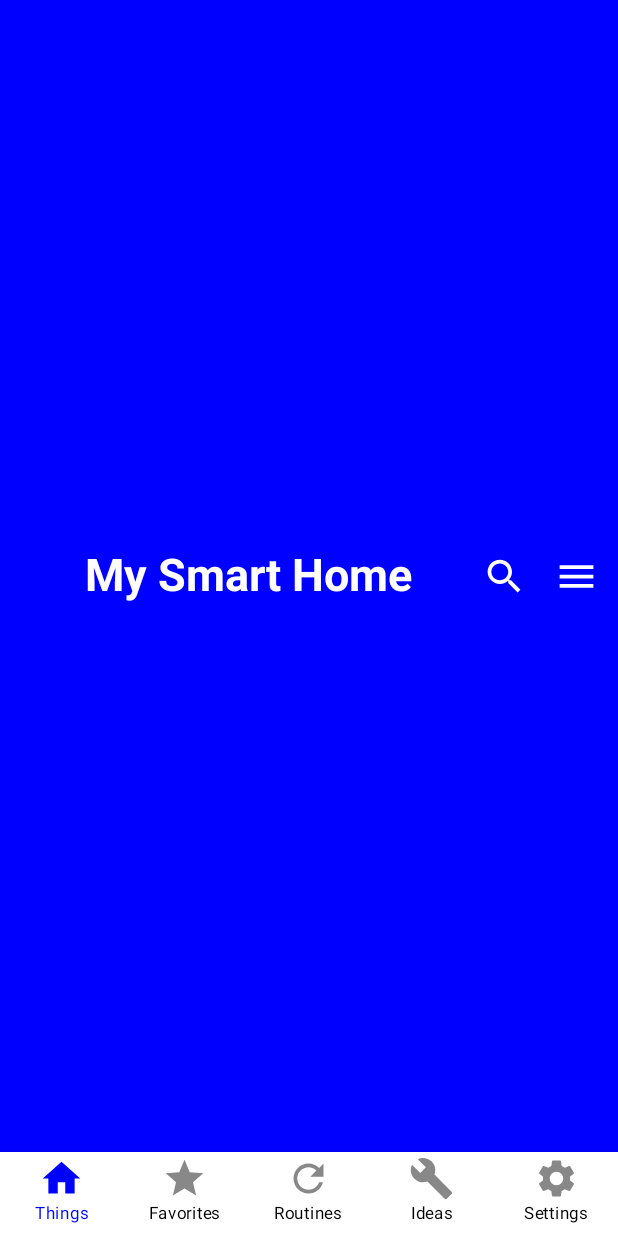
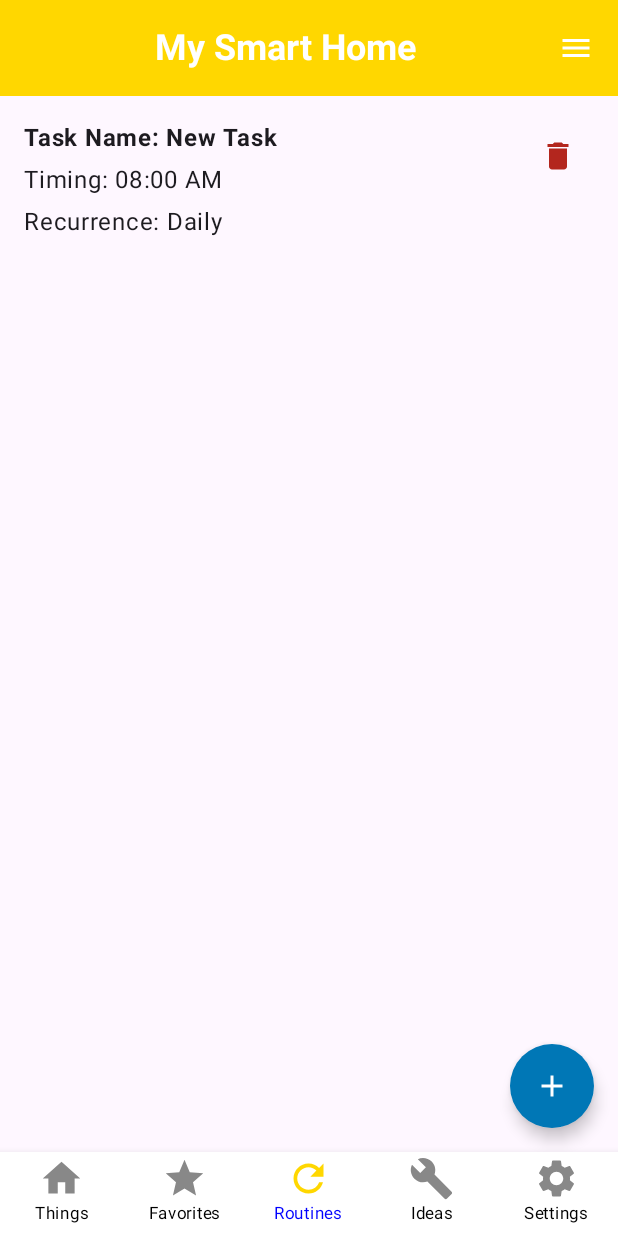
Before and after one commit to Shakiran-Nannyombi/Smart_Home, an Android app built with Jetpack Compose: the ThingsScreen screen opened through its navigation route, item 3 of the bottom bar chosen, on a phone screen of 412 x 824 dp. Run offline under Robolectric (Android 15) with nearby library versions, the phone set to English and light mode, and no system bars; our stand-ins replace Room's generated code, livedata-compose.

Commit message:
Created routines screen and added room db for action. There no compile errors but facing runtime errors

```diff
--- a/app/src/main/java/com/example/smarthome/MainActivity.kt
+++ b/app/src/main/java/com/example/smarthome/MainActivity.kt
@@ -5,14 +5,15 @@ import androidx.activity.ComponentActivity
 import androidx.activity.compose.setContent
 import androidx.compose.foundation.layout.padding
 import androidx.compose.material3.Scaffold
-import androidx.compose.runtime.Composable
 import androidx.compose.ui.Modifier
 import androidx.core.view.WindowCompat
 import androidx.navigation.compose.NavHost
 import androidx.navigation.compose.composable
 import androidx.navigation.compose.rememberNavController
+import com.example.smarthome.data.database.RoutineDatabase
 import com.example.smarthome.ui.components.BottomNavBar
 import com.example.smarthome.ui.screens.FavouritesScreen
+import com.example.smarthome.ui.screens.RoutinesScreen
 import com.example.smarthome.ui.screens.ThingsScreen
 import com.example.smarthome.ui.theme.SmartHomeTheme
 
@@ -20,21 +21,27 @@ class MainActivity : ComponentActivity() {
     override fun onCreate(savedInstanceState: Bundle?) {
         super.onCreate(savedInstanceState)
 
-        // This allows Compose to draw behind system bars (like status bar)
         WindowCompat.setDecorFitsSystemWindows(window, false)
+
+        val database = RoutineDatabase.getDatabase(applicationContext)
+        val routineDao = database.routineDao()
+
         setContent {
             SmartHomeTheme {
                 val navController = rememberNavController()
                 Scaffold(
-                    bottomBar = { BottomNavBar(navController) } // Ensure BottomNavBar is implemented
+                    bottomBar = { BottomNavBar(navController) }
                 ) { paddingValues ->
                     NavHost(
                         navController = navController,
-                        startDestination = "favourites",
+                        startDestination = "things",
                         modifier = Modifier.padding(paddingValues)
                     ) {
-                        composable("favourites") { FavouritesScreen() } // Ensure this screen exists
-                        composable("things") { ThingsScreen() } // Ensure this screen exists
+                        composable("favourites") { FavouritesScreen() }
+                        composable("things") { ThingsScreen() }
+                        composable("routines") {
+                            RoutinesScreen(routineDao = routineDao)
+                        }
                     }
                 }
             }
--- /dev/null
+++ b/app/src/main/java/com/example/smarthome/data/dao/RoutineDao.kt
@@ -0,0 +1,20 @@
+package com.example.smarthome.data.dao
+import androidx.lifecycle.LiveData
+import androidx.room.*
+import com.example.smarthome.data.entities.Routine
+import kotlinx.coroutines.flow.Flow
+
+@Dao
+interface RoutineDao {
+    @Insert(onConflict = OnConflictStrategy.REPLACE)
+    suspend fun insertRoutine(routine: Routine)
+
+    @Query("SELECT * FROM routines")
+    fun getAllRoutines(): LiveData<List<Routine>>
+
+    @Update
+    suspend fun updateRoutine(routine: Routine)
+
+    @Delete
+    suspend fun deleteRoutine(routine: Routine)
+}
--- /dev/null
+++ b/app/src/main/java/com/example/smarthome/data/database/RoutineDatabase.kt
@@ -0,0 +1,30 @@
+package com.example.smarthome.data.database
+
+import androidx.room.Database
+import androidx.room.Room
+import androidx.room.RoomDatabase
+import com.example.smarthome.data.dao.RoutineDao
+import com.example.smarthome.data.entities.Routine
+import android.content.Context
+
+@Database(entities = [Routine::class], version = 1)
+abstract class RoutineDatabase : RoomDatabase() {
+    abstract fun routineDao(): RoutineDao
+
+    companion object {
+        @Volatile
+        private var INSTANCE: RoutineDatabase? = null
+
+        fun getDatabase(context : Context) : RoutineDatabase {
+            return INSTANCE ?: synchronized (this) {
+                val instance = Room.databaseBuilder(
+                    context.applicationContext,
+                    RoutineDatabase ::class.java,
+                    "routines_database"
+                ).build()
+                INSTANCE = instance
+                instance
+            }
+        }
+    }
+}
--- /dev/null
+++ b/app/src/main/java/com/example/smarthome/data/entities/Routine.kt
@@ -0,0 +1,12 @@
+package com.example.smarthome.data.entities
+import androidx.room.Entity
+import androidx.room.PrimaryKey
+
+// Define the entity for the "routines" table
+@Entity(tableName = "routines")
+data class Routine(
+    @PrimaryKey(autoGenerate = true) val id: Int = 0,
+    val taskName: String,
+    val time: String,
+    val recurrence: String
+)
--- a/app/src/main/java/com/example/smarthome/ui/components/BottomNavBar.kt
+++ b/app/src/main/java/com/example/smarthome/ui/components/BottomNavBar.kt
@@ -44,7 +44,7 @@ fun BottomNavBar(navController: NavController) {
                     Icon(
                         imageVector = icon,
                         contentDescription = titles[index],
-                        tint = if (isSelected) Color.Blue else Color.Gray,
+                        tint = if (isSelected)  Color(0xFFFFD700) else Color.Gray,
                         modifier = Modifier.size(30.dp)
                     )
                 },
@@ -58,7 +58,7 @@ fun BottomNavBar(navController: NavController) {
                 selected = isSelected,
                 onClick = {
                     // Example: Allow only navigation for specific tabs
-                    if (item !in listOf("routines", "ideas", "settings")) {
+                    if (item !in listOf( "ideas", "settings")) {
                         navController.navigate(item) {
                             popUpTo(navController.graph.startDestinationId) { saveState = true }
                             launchSingleTop = true
--- /dev/null
+++ b/app/src/main/java/com/example/smarthome/ui/components/RoutineComponents.kt
@@ -0,0 +1,95 @@
+package com.example.smarthome.ui.components
+
+import androidx.compose.foundation.Image
+import androidx.compose.foundation.layout.*
+import androidx.compose.foundation.lazy.LazyColumn
+import androidx.compose.material.icons.Icons
+import androidx.compose.material.icons.filled.Delete
+import androidx.compose.material3.Icon
+import androidx.compose.material3.IconButton
+import androidx.compose.material3.MaterialTheme
+import androidx.compose.material3.Text
+import androidx.compose.runtime.Composable
+import androidx.compose.ui.Alignment
+import androidx.compose.ui.Modifier
+import androidx.compose.ui.graphics.ColorFilter
+import androidx.compose.ui.res.painterResource
+import androidx.compose.ui.text.font.FontWeight
+import androidx.compose.ui.text.style.TextAlign
+import androidx.compose.ui.unit.dp
+import androidx.compose.ui.unit.sp
+import com.example.smarthome.R
+import com.example.smarthome.data.entities.Routine
+import androidx.compose.foundation.lazy.items
+
+@Composable
+fun EmptyRoutinesView() {
+    Box(
+        modifier = Modifier.fillMaxSize(),
+        contentAlignment = Alignment.Center
+    ) {
+        Column(
+            horizontalAlignment = Alignment.CenterHorizontally,
+            verticalArrangement = Arrangement.Center
+        ) {
+            Image(
+                painter = painterResource(id = R.drawable.routines),
+                contentDescription = "No Routines",
+                modifier = Modifier.size(200.dp),
+                colorFilter = ColorFilter.tint(MaterialTheme.colorScheme.onSurfaceVariant)
+            )
+            Spacer(modifier = Modifier.height(16.dp))
+            Text(
+                text = "No Routines!",
+                fontSize = 20.sp,
+                color = MaterialTheme.colorScheme.onSurfaceVariant
+            )
+            Text(
+                text = "Click the '+' button below to get started.",
+                textAlign = TextAlign.Center,
+                color = MaterialTheme.colorScheme.onSurfaceVariant
+            )
+        }
+    }
+}
+
+@Composable
+fun RoutineList(
+    routines: List<Routine>,
+    onDeleteRoutine: (Routine) -> Unit,
+    modifier: Modifier = Modifier
+) {
+    LazyColumn(modifier = modifier) {
+        items(routines, key = { it.id }) { routine ->
+            RoutineItem(
+                routine = routine,
+                onDelete = { onDeleteRoutine(routine) }
+            )
+        }
+    }
+}
+
+@Composable
+fun RoutineItem(routine: Routine, onDelete: () -> Unit) {
+    Row(
+        modifier = Modifier
+            .fillMaxWidth()
+            .padding(16.dp),
+        horizontalArrangement = Arrangement.SpaceBetween
+    ) {
+        Column {
+            Text(text = "Task Name: ${routine.taskName}", fontWeight = FontWeight.Bold)
+            Spacer(modifier = Modifier.height(4.dp))
+            Text(text = "Timing: ${routine.time}")
+            Spacer(modifier = Modifier.height(4.dp))
+            Text(text = "Recurrence: ${routine.recurrence}")
+        }
+        IconButton(onClick = onDelete) {
+            Icon(
+                imageVector = Icons.Default.Delete,
+                contentDescription = "Delete Routine",
+                tint = MaterialTheme.colorScheme.error
+            )
+        }
+    }
+}
--- a/app/src/main/java/com/example/smarthome/ui/screens/FavouritesScreen.kt
+++ b/app/src/main/java/com/example/smarthome/ui/screens/FavouritesScreen.kt
@@ -1,15 +1,31 @@
 package com.example.smarthome.ui.screens
 
 import androidx.compose.foundation.Image
-import androidx.compose.foundation.layout.*
-import androidx.compose.material3.*
+import androidx.compose.foundation.layout.Arrangement
+import androidx.compose.foundation.layout.Box
+import androidx.compose.foundation.layout.Column
+import androidx.compose.foundation.layout.Spacer
+import androidx.compose.foundation.layout.WindowInsets
+import androidx.compose.foundation.layout.fillMaxSize
+import androidx.compose.foundation.layout.height
+import androidx.compose.foundation.layout.padding
+import androidx.compose.foundation.layout.size
+import androidx.compose.foundation.shape.CircleShape
 import androidx.compose.material.icons.Icons
 import androidx.compose.material.icons.filled.Add
 import androidx.compose.material.icons.filled.Edit
+import androidx.compose.material3.ExperimentalMaterial3Api
+import androidx.compose.material3.FloatingActionButton
+import androidx.compose.material3.Icon
+import androidx.compose.material3.IconButton
+import androidx.compose.material3.MaterialTheme
+import androidx.compose.material3.Scaffold
+import androidx.compose.material3.Text
+import androidx.compose.material3.TopAppBar
+import androidx.compose.material3.TopAppBarDefaults
 import androidx.compose.runtime.Composable
 import androidx.compose.ui.Alignment
 import androidx.compose.ui.Modifier
-import androidx.compose.ui.graphics.Color
 import androidx.compose.ui.graphics.ColorFilter
 import androidx.compose.ui.res.painterResource
 import androidx.compose.ui.text.font.FontWeight
@@ -17,7 +33,6 @@ import androidx.compose.ui.text.style.TextAlign
 import androidx.compose.ui.unit.dp
 import androidx.compose.ui.unit.sp
 import com.example.smarthome.R
-import com.example.smarthome.ui.theme.SmartHomeTheme
 
 @OptIn(ExperimentalMaterial3Api::class)
 @Composable
@@ -54,7 +69,9 @@ fun FavouritesScreen() {
         floatingActionButton = {
             FloatingActionButton(
                 onClick = { /* Handle add click */ },
-                containerColor = MaterialTheme.colorScheme.secondary
+                containerColor = MaterialTheme.colorScheme.tertiary,
+                shape = CircleShape, // Ensures the button is circular
+                modifier = Modifier.size(56.dp) // Standard size for FAB
             ) {
                 Icon(
                     imageVector = Icons.Default.Add,
--- /dev/null
+++ b/app/src/main/java/com/example/smarthome/ui/screens/Routines.kt
@@ -0,0 +1,115 @@
+package com.example.smarthome.ui.screens
+
+import android.util.Log
+import androidx.compose.foundation.layout.WindowInsets
+import androidx.compose.foundation.layout.fillMaxWidth
+import androidx.compose.foundation.layout.padding
+import androidx.compose.foundation.layout.size
+import androidx.compose.foundation.shape.CircleShape
+import androidx.compose.material.icons.Icons
+import androidx.compose.material.icons.filled.Add
+import androidx.compose.material.icons.filled.Menu
+import androidx.compose.material3.ExperimentalMaterial3Api
+import androidx.compose.material3.FloatingActionButton
+import androidx.compose.material3.Icon
+import androidx.compose.material3.IconButton
+import androidx.compose.material3.MaterialTheme
+import androidx.compose.material3.Scaffold
+import androidx.compose.material3.Text
+import androidx.compose.material3.TopAppBar
+import androidx.compose.material3.TopAppBarDefaults
+import androidx.compose.runtime.Composable
+import androidx.compose.runtime.getValue
+import androidx.compose.runtime.livedata.observeAsState
+import androidx.compose.runtime.rememberCoroutineScope
+import androidx.compose.ui.Modifier
+import androidx.compose.ui.text.font.FontWeight
+import androidx.compose.ui.text.style.TextAlign
+import androidx.compose.ui.unit.dp
+import androidx.compose.ui.unit.sp
+import com.example.smarthome.data.dao.RoutineDao
+import com.example.smarthome.data.entities.Routine
+import com.example.smarthome.ui.components.EmptyRoutinesView
+import com.example.smarthome.ui.components.RoutineList
+import kotlinx.coroutines.launch
+
+@OptIn(ExperimentalMaterial3Api::class)
+@Composable
+fun RoutinesScreen(
+    routineDao: RoutineDao
+) {
+    val coroutineScope = rememberCoroutineScope()
+    val routines by routineDao.getAllRoutines().observeAsState(initial = emptyList())
+
+    Scaffold(
+        topBar = {
+            TopAppBar(
+                windowInsets = WindowInsets(0.dp),
+                title = {
+                    Text(
+                        text = "My Smart Home",
+                        color = MaterialTheme.colorScheme.onPrimary,
+                        fontSize = 24.sp,
+                        fontWeight = FontWeight.Bold,
+                        modifier = Modifier.fillMaxWidth(),
+                        textAlign = TextAlign.Center
+                    )
+                },
+                actions = {
+                    IconButton(onClick = { /* Maybe add filter/sort later */ }) {
+                        Icon(
+                            imageVector = Icons.Filled.Menu,
+                            contentDescription = "Filter",
+                            tint = MaterialTheme.colorScheme.onPrimary
+                        )
+                    }
+                },
+                colors = TopAppBarDefaults.centerAlignedTopAppBarColors(
+                    containerColor = MaterialTheme.colorScheme.primary
+                )
+            )
+        },
+        floatingActionButton = {
+            FloatingActionButton(
+                onClick = {
+                    coroutineScope.launch {
+                        try {
+                            routineDao.insertRoutine(
+                                Routine(taskName = "New Task", time = "08:00 AM", recurrence = "Daily")
+                            )
+                        } catch (e: Exception) {
+                            Log.e("RoutineInsert", "Insert error: ${e.localizedMessage}")
+                        }
+                    }
+                },
+                containerColor = MaterialTheme.colorScheme.tertiary,
+                shape = CircleShape,
+                modifier = Modifier.size(56.dp)
+            ) {
+                Icon(
+                    imageVector = Icons.Default.Add,
+                    contentDescription = "Add Routine",
+                    tint = MaterialTheme.colorScheme.onSecondary
+                )
+            }
+        }
+    ) { padding ->
+        if (routines.isEmpty()) {
+            EmptyRoutinesView()
+        } else {
+            RoutineList(
+                routines = routines,
+                onDeleteRoutine = { routine ->
+                    coroutineScope.launch {
+                        try {
+                            routineDao.deleteRoutine(routine)
+                        } catch (e: Exception) {
+                            Log.e("RoutineDelete", "Delete error: ${e.localizedMessage}")
+                        }
+                    }
+                },
+                modifier = Modifier.padding(padding)
+            )
+        }
+    }
+}
--- a/app/src/main/java/com/example/smarthome/ui/screens/ThingsScreen.kt
+++ b/app/src/main/java/com/example/smarthome/ui/screens/ThingsScreen.kt
@@ -10,7 +10,6 @@ import androidx.compose.material.icons.filled.Email
 import androidx.compose.material.icons.filled.Search
 import androidx.compose.material.icons.filled.Menu
 import androidx.compose.material3.*
-import androidx.compose.material3.HorizontalDivider
 import androidx.compose.runtime.Composable
 import androidx.compose.ui.Alignment
 import androidx.compose.ui.Modifier
@@ -28,25 +27,26 @@ fun ThingsScreen() {
     Scaffold(
         topBar = {
             TopAppBar(
-                windowInsets = WindowInsets(0), // 👈 Removes default padding
+                windowInsets = WindowInsets(0.dp), // Removes default padding
                 title = {
                     Box(
-                        modifier =Modifier.fillMaxSize(),
-                        contentAlignment =Alignment.Center
+                        modifier = Modifier.fillMaxSize(),
+                        contentAlignment = Alignment.Center
                     ) {
-                    Text(
-                        text = "My Smart Home",
-                        color = MaterialTheme.colorScheme.onPrimary,
-                        fontSize = 30.sp,
-                        fontWeight =FontWeight.Bold
-                    ) }
+                        Text(
+                            text = "My Smart Home",
+                            color = MaterialTheme.colorScheme.onPrimary,
+                            fontSize = 30.sp,
+                            fontWeight = FontWeight.Bold
+                        )
+                    }
                 },
                 actions = {
                     IconButton(onClick = { /* Handle search action */ }) {
                         Icon(
                             imageVector = Icons.Filled.Search,
                             contentDescription = "Search",
-                            tint = MaterialTheme.colorScheme.onPrimary, // or Color.White
+                            tint = MaterialTheme.colorScheme.onPrimary,
                             modifier = Modifier.size(30.dp)
                         )
                     }
@@ -54,7 +54,7 @@ fun ThingsScreen() {
                         Icon(
                             imageVector = Icons.Filled.Menu,
                             contentDescription = "Filter",
-                            tint = MaterialTheme.colorScheme.onPrimary, // or Color.White
+                            tint = MaterialTheme.colorScheme.onPrimary,
                             modifier = Modifier.size(30.dp)
                         )
                     }
@@ -73,7 +73,7 @@ fun ThingsScreen() {
             verticalArrangement = Arrangement.Center
         ) {
             Image(
-                painter = painterResource(id = R.drawable.thingsdefault), // Use the image from drawable
+                painter = painterResource(id = R.drawable.thingsdefault),
                 contentDescription = "Things Grid Image",
                 modifier = Modifier
                     .fillMaxWidth()
@@ -97,11 +97,11 @@ fun ThingsScreen() {
             )
 
             HorizontalDivider(
-                modifier=Modifier
+                modifier = Modifier
                     .padding(horizontal = 20.dp)
                     .fillMaxWidth(),
-                thickness=2.dp,
-                color=MaterialTheme.colorScheme.onSurface.copy(alpha = 0.2f)
+                thickness = 2.dp,
+                color = MaterialTheme.colorScheme.onSurface.copy(alpha = 0.2f)
             )
 
             Spacer(modifier = Modifier.height(20.dp))
@@ -132,16 +132,20 @@ fun ActionItem(text: String, icon: ImageVector) {
         Box(
             modifier = Modifier
                 .size(40.dp)
-                .background(MaterialTheme.colorScheme.secondary, shape = CircleShape),
+                .background(MaterialTheme.colorScheme.tertiary, shape = CircleShape),
             contentAlignment = Alignment.Center
         ) {
-            Icon(imageVector = icon, contentDescription = text, tint = MaterialTheme.colorScheme.onSecondary)
+            Icon(
+                imageVector = icon,
+                contentDescription = text,
+                tint = MaterialTheme.colorScheme.onSecondary
+            )
         }
 
         Text(
             text = text,
             style = MaterialTheme.typography.bodyLarge,
-            color = MaterialTheme.colorScheme.primary,
+            color = MaterialTheme.colorScheme.tertiary,
             modifier = Modifier.padding(start = 12.dp),
             fontSize = 18.sp
         )
@@ -159,17 +163,22 @@ fun ActionItem(text: String, painter: androidx.compose.ui.graphics.painter.Paint
         Box(
             modifier = Modifier
                 .size(40.dp)
-                .background(MaterialTheme.colorScheme.secondary, shape = CircleShape),
+                .background(MaterialTheme.colorScheme.tertiary, shape = CircleShape),
             contentAlignment = Alignment.Center
         ) {
-            Image(painter = painter, contentDescription = text, modifier = Modifier.size(24.dp))
+            Image(
+                painter = painter,
+                contentDescription = text,
+                modifier = Modifier.size(24.dp)
+            )
         }
 
         Text(
             text = text,
             style = MaterialTheme.typography.bodyLarge,
-            color = MaterialTheme.colorScheme.primary,
-            modifier = Modifier.padding(start = 12.dp)
+            color = MaterialTheme.colorScheme.tertiary,
+            modifier = Modifier.padding(start = 12.dp),
+            fontSize = 18.sp
         )
     }
 }
--- a/app/src/main/java/com/example/smarthome/ui/theme/Theme.kt
+++ b/app/src/main/java/com/example/smarthome/ui/theme/Theme.kt
@@ -7,8 +7,9 @@ import androidx.compose.ui.graphics.Color
 
 // Define the light theme color scheme
 private val LightThemeColors = lightColorScheme(
-    primary = Color.Blue,
-    secondary = Color.Blue
+    primary = Color(0xFFFFD700),
+    secondary =  Color(0xFFFFD700),
+    tertiary = Color(0xFF0077B6)
 )
 
 @Composable
--- a/gradle.properties
+++ b/gradle.properties
@@ -21,3 +21,4 @@ kotlin.code.style=official
 # resources declared in the library itself and none from the library's dependencies,
 # thereby reducing the size of the R class for that library
 android.nonTransitiveRClass=true
+org.gradle.configuration-cache=true
```
Also changed, not shown: app/build.gradle.kts (+31 -5 lines), app/src/main/res/drawable-nodpi/filter.png (deleted), app/src/main/res/drawable-nodpi/lightbulb.png (deleted), app/src/main/res/drawable-nodpi/routines.png, app/src/main/res/drawable-nodpi/star_filled.png (deleted), app/src/main/res/drawable-nodpi/things_filled.png (deleted), 1 other file.
